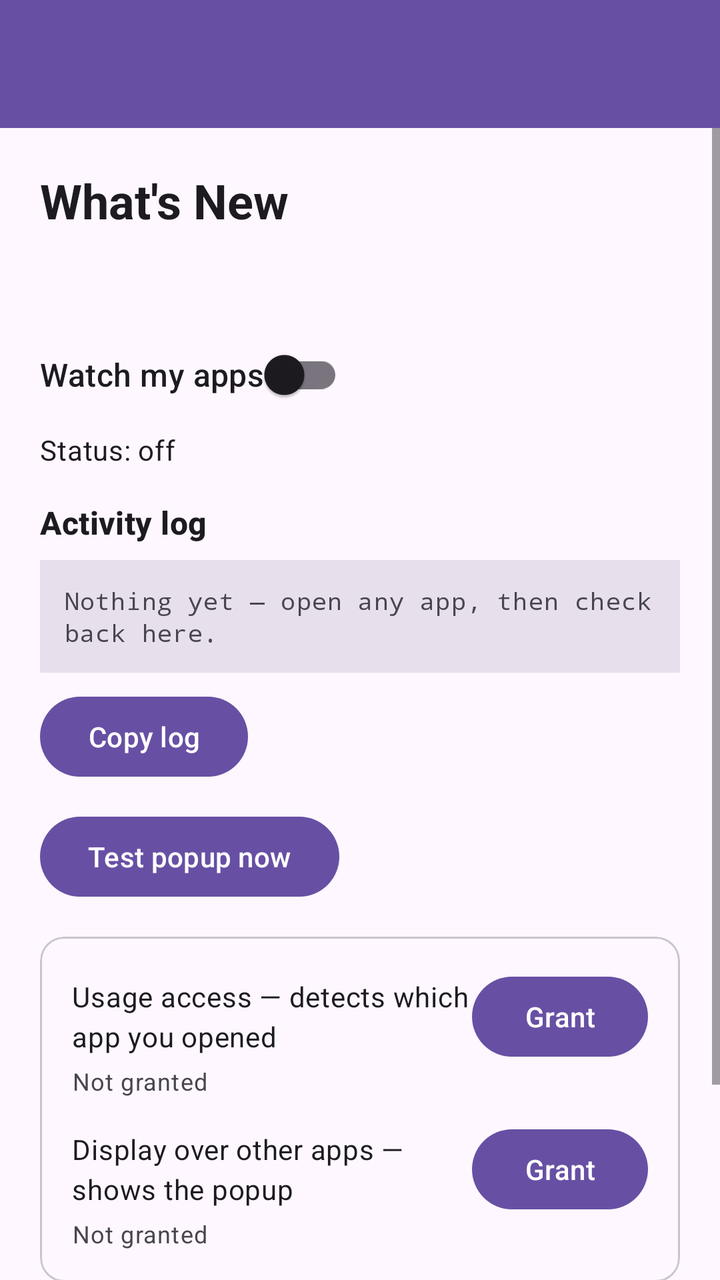
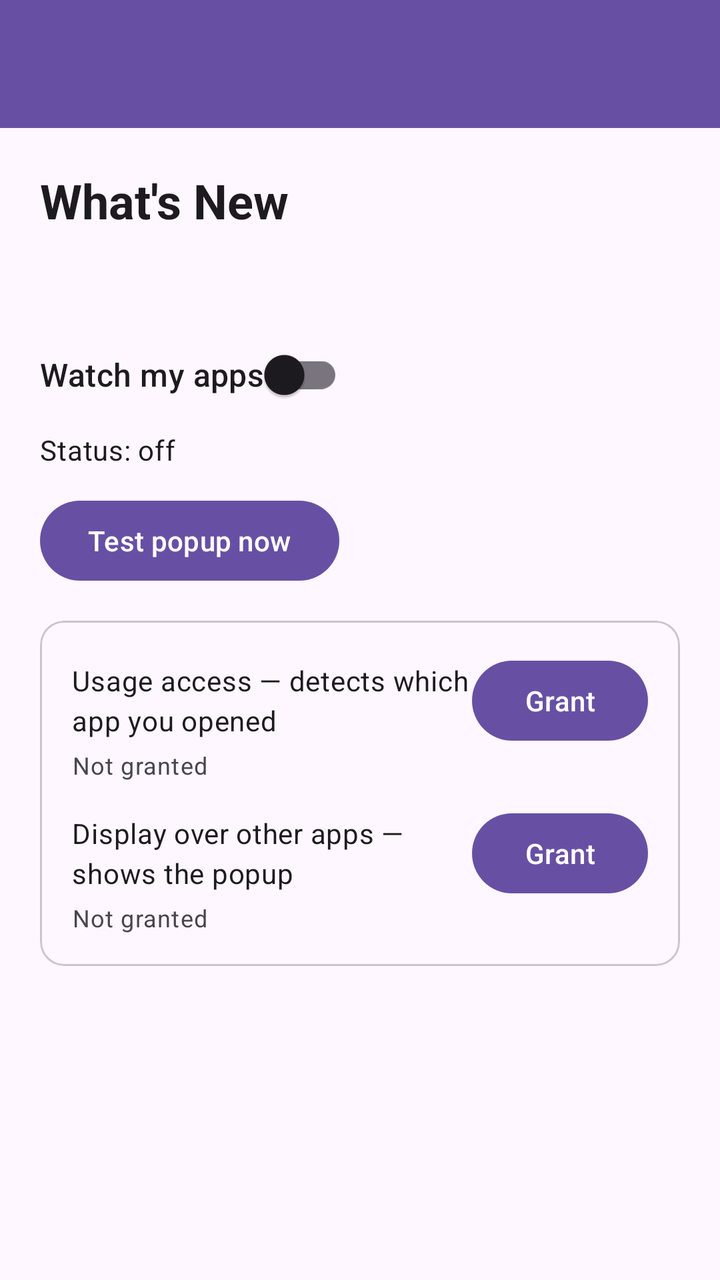

Before-and-after screenshots of an Android layout around one commit, followed by the original layout XML and the change that was made.
<!-- AndroidManifest.xml: application theme Theme.WhatsNew -->
<!-- res/layout/activity_main.xml -->
<?xml version="1.0" encoding="utf-8"?>
<LinearLayout xmlns:android="http://schemas.android.com/apk/res/android"
    android:layout_width="match_parent"
    android:layout_height="match_parent"
    android:orientation="vertical">

    <androidx.appcompat.widget.Toolbar
        android:id="@+id/toolbar"
        android:layout_width="match_parent"
        android:layout_height="?attr/actionBarSize"
        android:background="?attr/colorPrimary"
        android:theme="@style/ThemeOverlay.AppCompat.Dark.ActionBar" />

    <ScrollView
        android:layout_width="match_parent"
        android:layout_height="0dp"
        android:layout_weight="1">

    <LinearLayout
        android:layout_width="match_parent"
        android:layout_height="wrap_content"
        android:orientation="vertical"
        android:padding="20dp">

        <TextView
            android:layout_width="wrap_content"
            android:layout_height="wrap_content"
            android:text="@string/app_name"
            android:textAppearance="?attr/textAppearanceHeadlineSmall"
            android:textStyle="bold" />

        <TextView
            android:id="@+id/howItWorks"
            android:layout_width="match_parent"
            android:layout_height="wrap_content"
            android:layout_marginTop="12dp"
            android:textAppearance="?attr/textAppearanceBodyMedium" />

        <com.google.android.material.switchmaterial.SwitchMaterial
            android:id="@+id/monitorSwitch"
            android:layout_width="wrap_content"
            android:layout_height="wrap_content"
            android:layout_marginTop="16dp"
            android:text="Watch my apps"
            android:textAppearance="?attr/textAppearanceTitleMedium" />

        <TextView
            android:id="@+id/serviceStatus"
            android:layout_width="wrap_content"
            android:layout_height="wrap_content"
            android:layout_marginTop="4dp"
            android:text="Status: off"
            android:textAppearance="?attr/textAppearanceBodyMedium" />

        <TextView
            android:layout_width="wrap_content"
            android:layout_height="wrap_content"
            android:layout_marginTop="16dp"
            android:text="Activity log"
            android:textAppearance="?attr/textAppearanceTitleMedium"
            android:textStyle="bold" />

        <TextView
            android:id="@+id/eventLog"
            android:layout_width="match_parent"
            android:layout_height="wrap_content"
            android:layout_marginTop="8dp"
            android:maxHeight="240dp"
            android:scrollbars="vertical"
            android:padding="12dp"
            android:background="?attr/colorSurfaceVariant"
            android:text="Nothing yet — open any app, then check back here."
            android:textAppearance="?attr/textAppearanceBodySmall"
            android:typeface="monospace" />

        <Button
            android:id="@+id/copyLogBtn"
            android:layout_width="wrap_content"
            android:layout_height="wrap_content"
            android:layout_marginTop="8dp"
            android:text="Copy log" />

        <Button
            android:id="@+id/testPopupBtn"
            android:layout_width="wrap_content"
            android:layout_height="wrap_content"
            android:layout_marginTop="12dp"
            android:text="Test popup now" />

        <com.google.android.material.card.MaterialCardView
            android:layout_width="match_parent"
            android:layout_height="wrap_content"
            android:layout_marginTop="16dp">

            <LinearLayout
                android:layout_width="match_parent"
                android:layout_height="wrap_content"
                android:orientation="vertical"
                android:padding="16dp">

                <LinearLayout
                    android:layout_width="match_parent"
                    android:layout_height="wrap_content"
                    android:gravity="center_vertical"
                    android:orientation="horizontal">

                    <TextView
                        android:layout_width="0dp"
                        android:layout_height="wrap_content"
                        android:layout_weight="1"
                        android:text="Usage access — detects which app you opened"
                        android:textAppearance="?attr/textAppearanceBodyMedium" />

                    <Button
                        android:id="@+id/usageBtn"
                        android:layout_width="wrap_content"
                        android:layout_height="wrap_content"
                        android:text="Grant" />
                </LinearLayout>

                <TextView
                    android:id="@+id/usageStatus"
                    android:layout_width="wrap_content"
                    android:layout_height="wrap_content"
                    android:text="Not granted"
                    android:textAppearance="?attr/textAppearanceBodySmall" />

                <LinearLayout
                    android:layout_width="match_parent"
                    android:layout_height="wrap_content"
                    android:layout_marginTop="12dp"
                    android:gravity="center_vertical"
                    android:orientation="horizontal">

                    <TextView
                        android:layout_width="0dp"
                        android:layout_height="wrap_content"
                        android:layout_weight="1"
                        android:text="Display over other apps — shows the popup"
                        android:textAppearance="?attr/textAppearanceBodyMedium" />

                    <Button
                        android:id="@+id/overlayBtn"
                        android:layout_width="wrap_content"
                        android:layout_height="wrap_content"
                        android:text="Grant" />
                </LinearLayout>

                <TextView
                    android:id="@+id/overlayStatus"
                    android:layout_width="wrap_content"
                    android:layout_height="wrap_content"
                    android:text="Not granted"
                    android:textAppearance="?attr/textAppearanceBodySmall" />
            </LinearLayout>
        </com.google.android.material.card.MaterialCardView>

        <TextView
            android:layout_width="wrap_content"
            android:layout_height="wrap_content"
            android:layout_marginTop="20dp"
            android:text="Ignored apps"
            android:textAppearance="?attr/textAppearanceTitleMedium"
            android:textStyle="bold" />

        <TextView
            android:id="@+id/ignoredEmpty"
            android:layout_width="wrap_content"
            android:layout_height="wrap_content"
            android:layout_marginTop="8dp"
            android:text="No ignored apps yet. Tap “Ignore this app” on any popup to add one here."
            android:textAppearance="?attr/textAppearanceBodyMedium" />

        <androidx.recyclerview.widget.RecyclerView
            android:id="@+id/ignoredList"
            android:layout_width="match_parent"
            android:layout_height="wrap_content"
            android:layout_marginTop="8dp" />
    </LinearLayout>
    </ScrollView>
</LinearLayout>
<!-- resources referenced by this layout -->
<resources>
  <string name="app_name">What\'s New</string>
  <style name="Theme.WhatsNew" parent="Theme.Material3.DayNight.NoActionBar" />
</resources>

<!-- the commit's change to res/layout/activity_main.xml (unified diff, before → after) -->
@@ -51,34 +51,6 @@
             android:layout_marginTop="4dp"
             android:text="Status: off"
             android:textAppearance="?attr/textAppearanceBodyMedium" />
-
-        <TextView
-            android:layout_width="wrap_content"
-            android:layout_height="wrap_content"
-            android:layout_marginTop="16dp"
-            android:text="Activity log"
-            android:textAppearance="?attr/textAppearanceTitleMedium"
-            android:textStyle="bold" />
-
-        <TextView
-            android:id="@+id/eventLog"
-            android:layout_width="match_parent"
-            android:layout_height="wrap_content"
-            android:layout_marginTop="8dp"
-            android:maxHeight="240dp"
-            android:scrollbars="vertical"
-            android:padding="12dp"
-            android:background="?attr/colorSurfaceVariant"
-            android:text="Nothing yet — open any app, then check back here."
-            android:textAppearance="?attr/textAppearanceBodySmall"
-            android:typeface="monospace" />
-
-        <Button
-            android:id="@+id/copyLogBtn"
-            android:layout_width="wrap_content"
-            android:layout_height="wrap_content"
-            android:layout_marginTop="8dp"
-            android:text="Copy log" />
 
         <Button
             android:id="@+id/testPopupBtn"
@@ -155,27 +127,6 @@
             </LinearLayout>
         </com.google.android.material.card.MaterialCardView>
 
-        <TextView
-            android:layout_width="wrap_content"
-            android:layout_height="wrap_content"
-            android:layout_marginTop="20dp"
-            android:text="Ignored apps"
-            android:textAppearance="?attr/textAppearanceTitleMedium"
-            android:textStyle="bold" />
-
-        <TextView
-            android:id="@+id/ignoredEmpty"
-            android:layout_width="wrap_content"
-            android:layout_height="wrap_content"
-            android:layout_marginTop="8dp"
-            android:text="No ignored apps yet. Tap “Ignore this app” on any popup to add one here."
-            android:textAppearance="?attr/textAppearanceBodyMedium" />
-
-        <androidx.recyclerview.widget.RecyclerView
-            android:id="@+id/ignoredList"
-            android:layout_width="match_parent"
-            android:layout_height="wrap_content"
-            android:layout_marginTop="8dp" />
     </LinearLayout>
     </ScrollView>
 </LinearLayout>
